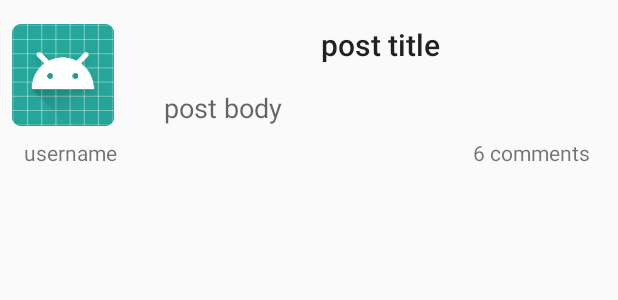
After one commit to genaforvena/babylllllllllon, an Android app: the layout item_post.xml on its own in the app's theme, with its tools: preview values and no code run, on a phone screen of 412 x 824 dp. The commit adds this screen. Shown: the top 300 px of the screen. Run offline under Robolectric (Android 15) with nearby library versions, the phone set to English and light mode, and no system bars.

Commit message:
Added adapter for posts list

```diff
--- a/app/src/main/AndroidManifest.xml
+++ b/app/src/main/AndroidManifest.xml
@@ -9,7 +9,7 @@
         android:roundIcon="@mipmap/ic_launcher_round"
         android:supportsRtl="true"
         android:theme="@style/AppTheme">
-        <activity android:name=".MainActivity">
+        <activity android:name=".ui.posts.MainActivity">
             <intent-filter>
                 <action android:name="android.intent.action.MAIN" />
 
--- a/app/src/main/res/layout/activity_main.xml
+++ b/app/src/main/res/layout/activity_main.xml
@@ -4,7 +4,7 @@
     xmlns:tools="http://schemas.android.com/tools"
     android:layout_width="match_parent"
     android:layout_height="match_parent"
-    tools:context="org.imozerov.babylonapp.MainActivity">
+    tools:context="org.imozerov.babylonapp.ui.posts.MainActivity">
 
     <android.support.v7.widget.RecyclerView
         android:id="@+id/posts_list"
--- /dev/null
+++ b/app/src/main/res/layout/item_post.xml
@@ -0,0 +1,73 @@
+<?xml version="1.0" encoding="utf-8"?>
+<android.support.constraint.ConstraintLayout
+    xmlns:android="http://schemas.android.com/apk/res/android"
+    xmlns:app="http://schemas.android.com/apk/res-auto"
+    xmlns:tools="http://schemas.android.com/tools"
+    android:layout_width="match_parent"
+    android:layout_height="match_parent">
+
+    <TextView
+        android:id="@+id/item_post_title"
+        android:layout_width="wrap_content"
+        android:layout_height="wrap_content"
+        android:text="TextView"
+        android:textAppearance="@style/TextAppearance.AppCompat.Title"
+        tools:text="post title"
+        app:layout_constraintStart_toEndOf="@+id/item_user_avatar"
+        android:layout_marginStart="8dp"
+        app:layout_constraintEnd_toEndOf="parent"
+        android:layout_marginEnd="8dp"
+        app:layout_constraintTop_toTopOf="parent"
+        android:layout_marginTop="16dp"
+        app:layout_constraintHorizontal_bias="0.539" />
+
+    <ImageView
+        android:id="@+id/item_user_avatar"
+        android:layout_width="68dp"
+        android:layout_height="68dp"
+        app:srcCompat="@mipmap/ic_launcher_round"
+        android:layout_marginTop="16dp"
+        app:layout_constraintTop_toTopOf="parent"
+        app:layout_constraintStart_toStartOf="parent"
+        android:layout_marginStart="8dp" />
+
+    <TextView
+        android:id="@+id/item_post_body"
+        android:layout_width="wrap_content"
+        android:layout_height="wrap_content"
+        android:layout_marginEnd="8dp"
+        android:layout_marginStart="24dp"
+        android:text="TextView"
+        android:textAppearance="@style/TextAppearance.AppCompat.Medium"
+        app:layout_constraintEnd_toEndOf="parent"
+        app:layout_constraintHorizontal_bias="0.04"
+        app:layout_constraintStart_toEndOf="@+id/item_user_avatar"
+        tools:text="post body"
+        app:layout_constraintTop_toBottomOf="@+id/item_post_title"
+        android:layout_marginTop="16dp" />
+
+    <TextView
+        android:id="@+id/item_user_name"
+        android:layout_width="wrap_content"
+        android:layout_height="wrap_content"
+        android:layout_marginStart="16dp"
+        android:layout_marginTop="8dp"
+        android:text="username"
+        app:layout_constraintStart_toStartOf="parent"
+        app:layout_constraintTop_toBottomOf="@+id/item_user_avatar" />
+
+    <TextView
+        android:id="@+id/item_post_comments_count"
+        android:layout_width="wrap_content"
+        android:layout_height="wrap_content"
+        android:layout_marginEnd="8dp"
+        android:layout_marginStart="8dp"
+        android:layout_marginTop="8dp"
+        android:text="TextView"
+        android:textAppearance="@style/TextAppearance.AppCompat.Small"
+        app:layout_constraintEnd_toEndOf="parent"
+        app:layout_constraintHorizontal_bias="0.957"
+        app:layout_constraintStart_toEndOf="@+id/item_user_avatar"
+        app:layout_constraintTop_toBottomOf="@+id/item_post_body"
+        tools:text="6 comments" />
+</android.support.constraint.ConstraintLayout>
--- a/build.gradle
+++ b/build.gradle
@@ -7,7 +7,7 @@ buildscript {
         jcenter()
     }
     dependencies {
-        classpath 'com.android.tools.build:gradle:3.0.0-alpha6'
+        classpath 'com.android.tools.build:gradle:3.0.0-alpha7'
         classpath "org.jetbrains.kotlin:kotlin-gradle-plugin:$kotlin_version"
 
         // NOTE: Do not place your application dependencies here; they belong
@@ -23,6 +23,10 @@ allprojects {
     }
 }
 
+ext {
+    supportLibVersion = '26.0.0-beta1'
+}
+
 task clean(type: Delete) {
     delete rootProject.buildDir
 }
```
Also changed, not shown: app/build.gradle (+7 -3 lines), app/src/main/java/org/imozerov/babylonapp/MainActivity.kt (deleted, +0 -12 lines), app/src/main/java/org/imozerov/babylonapp/model/Comment.java (added, +62 -0 lines), app/src/main/java/org/imozerov/babylonapp/model/Post.java (added, +76 -0 lines), app/src/main/java/org/imozerov/babylonapp/model/User.java (added, +62 -0 lines), app/src/main/java/org/imozerov/babylonapp/ui/posts/MainActivity.kt (added, +24 -0 lines), app/src/main/java/org/imozerov/babylonapp/ui/posts/PostsAdapter.kt (added, +75 -0 lines).
